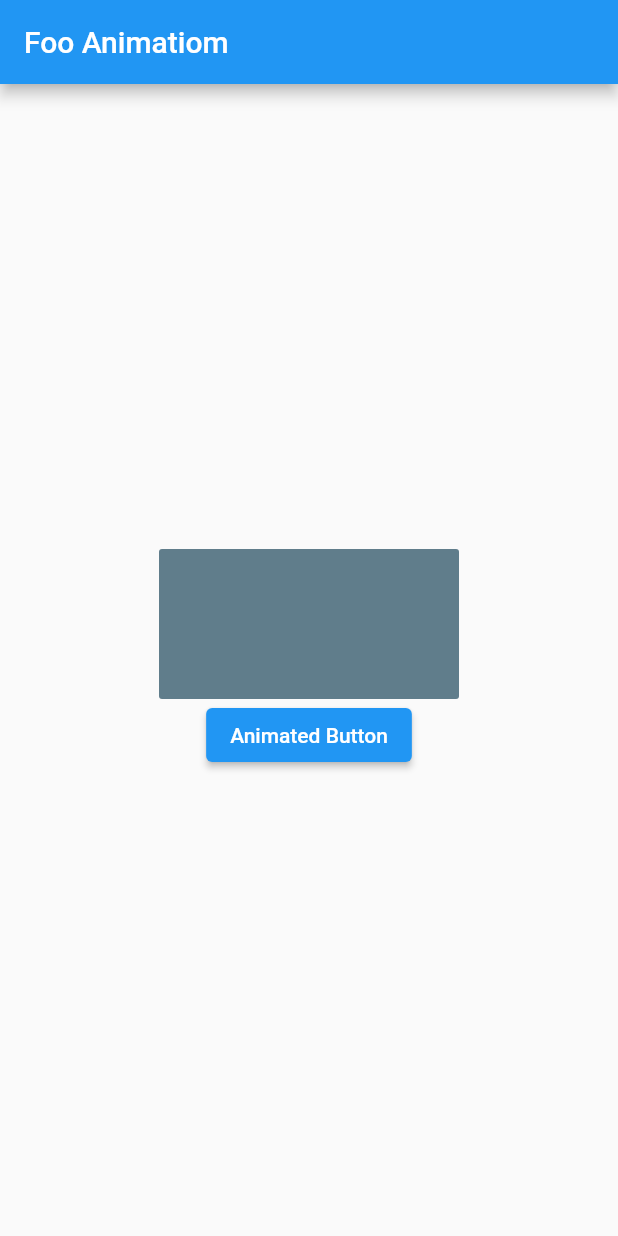
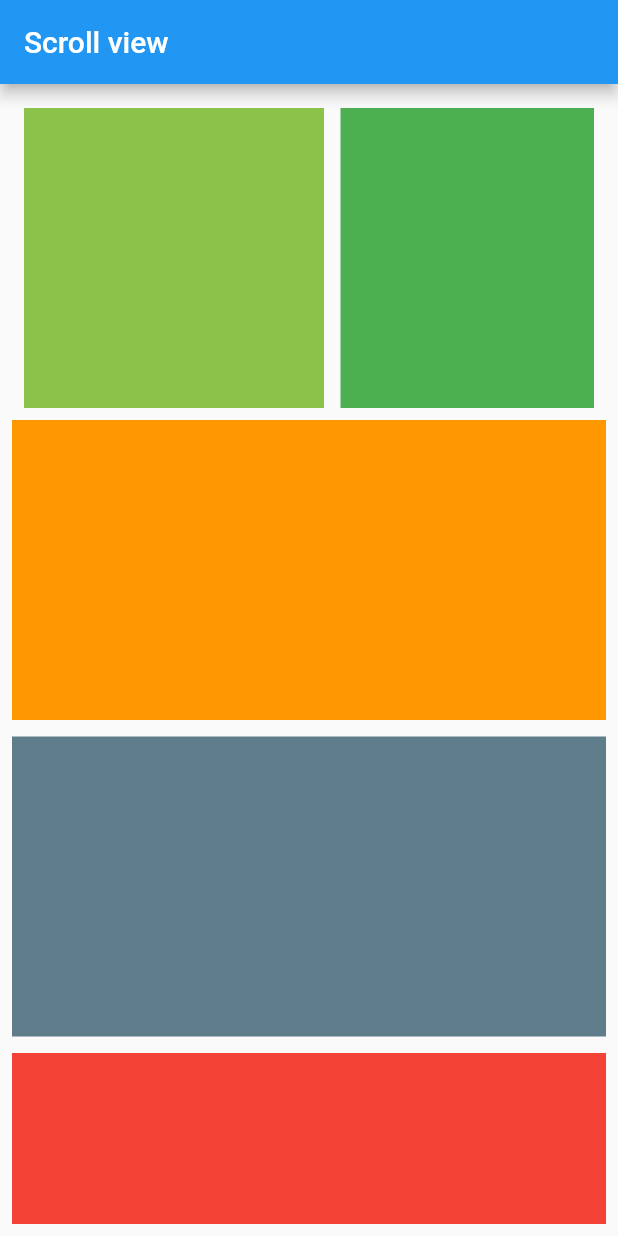
Before and after one commit to Dipesh2056/Foo-Animation-Flutter, a Flutter app: the screen it shows after launch, on a phone screen of 412 x 824 dp. Run offline on Flutter 3.47's test engine with Material 2 defaults, Android fonts, the phone set to English and light mode, and no system bars.

Commit message:
Scroll view

```diff
--- a/lib/main.dart
+++ b/lib/main.dart
@@ -9,6 +9,7 @@ class MyApp extends StatelessWidget {
   @override
   Widget build(BuildContext context) {
     return MaterialApp(
+      debugShowCheckedModeBanner: false,
       title: 'Flutter Demo',
       theme: ThemeData(
         primarySwatch: Colors.blue,
@@ -23,65 +24,135 @@ class MyHomePage extends StatefulWidget {
 }
 
 class _MyHomePageState extends State<MyHomePage> {
-  var _width = 200.0;
-  var _height =100.0;
-  bool flag =true;
 
-  Decoration myDecor = BoxDecoration(
-    borderRadius: BorderRadius.circular(2),
-        color: Colors.blueGrey,
-  );
 
   @override
   Widget build(BuildContext context) {
 
     return Scaffold(
       appBar: AppBar(
-        title: Text('Foo Animatiom'),
+        title: Text('Scroll view'),
       ),
-      body:Center(
+      body:Padding(
+        padding: const EdgeInsets.all(8.0),
+        child: SingleChildScrollView(
           child: Column(
-          mainAxisAlignment: MainAxisAlignment.center,
             children: [
-            AnimatedContainer(
-              width:_width ,
-              height: _height,
-              curve: Curves.bounceInOut,
-              decoration: myDecor,
-              duration: Duration(seconds: 2),
+              Padding(
+                padding: const EdgeInsets.all(8.0),
+                child: SingleChildScrollView(
+                  scrollDirection: Axis.horizontal,
+                  child: Row(
+                    children: [
+                      Container(
+                        margin: EdgeInsets.only(right: 11),
+                        height: 200,
+                        width: 200,
+
+                        color: Colors.lightGreen,
+
                       ),
-            ElevatedButton(onPressed: (){
-              setState((){
-                if (flag) {
-                  _width=100;
-                  _height=200;
-                  flag = false;
+                      Container(
+                        margin: EdgeInsets.only(right: 11),
+                        height: 200,
+                        width: 200,
 
-                  myDecor =  BoxDecoration(
-                      borderRadius: BorderRadius.circular(50),
-                    color: Colors.yellow
-                  );
-              }else{
-                  _width=200.0;
-                  _height=100.0;
-                  flag = true;
+                        color: Colors.green,
 
-                  myDecor =  BoxDecoration(
-                      borderRadius: BorderRadius.circular(2),
-                    color: Colors.blueGrey
-                  );
-                }
-              });
+                      ),
+                      Container(
+                        margin: EdgeInsets.only(right: 11),
+                        height: 200,
+                        width: 200,
 
-            }
-            , child:Text("Animated Button") )
+                        color: Colors.pink,
+
+                      ),
+                      Container(
+                        margin: EdgeInsets.only(right: 11),
+                        height: 200,
+                        width: 200,
+
+                        color: Colors.black,
+
+                      ),
+                      Container(
+                        margin: EdgeInsets.only(right: 11),
+                        height: 200,
+                        width: 200,
+
+                        color: Colors.orange,
+
+                      ),
+
                     ],
                   ),
-      )
+                ),
+              ),
+              Container(
+                margin: EdgeInsets.only(bottom: 11),
+                height: 200,
+
+                color: Colors.orange,
+
+              ),
+              Container(
+                margin: EdgeInsets.only(bottom: 11),
+                height: 200,
+
+                color: Colors.blueGrey,
+
+              ),
+              Container(
+                margin: EdgeInsets.only(bottom: 11),
+                height: 200,
+
+                color: Colors.red,
+
+              ),
+              Container(
+                margin: EdgeInsets.only(bottom: 11),
+                height: 200,
+
+                color: Colors.lightGreen,
+
+              ),
+              Container(
+                margin: EdgeInsets.only(bottom: 11),
+                height: 200,
+
+                color: Colors.orange,
+
+              ),
+              Container(
+                margin: EdgeInsets.only(bottom: 11),
+                height: 200,
+
+                color: Colors.blueGrey,
+
+              ),
+              Container(
+                margin: EdgeInsets.only(bottom: 11),
+                height: 200,
+
+                color: Colors.red,
+
+              ),
 
 
 
 
+
+            ],
+          ),
+        ),
+      )
+
       );
+
+
+
+
+
   }
 }
```
Lines whose indentation alone changed are shown as unchanged.
